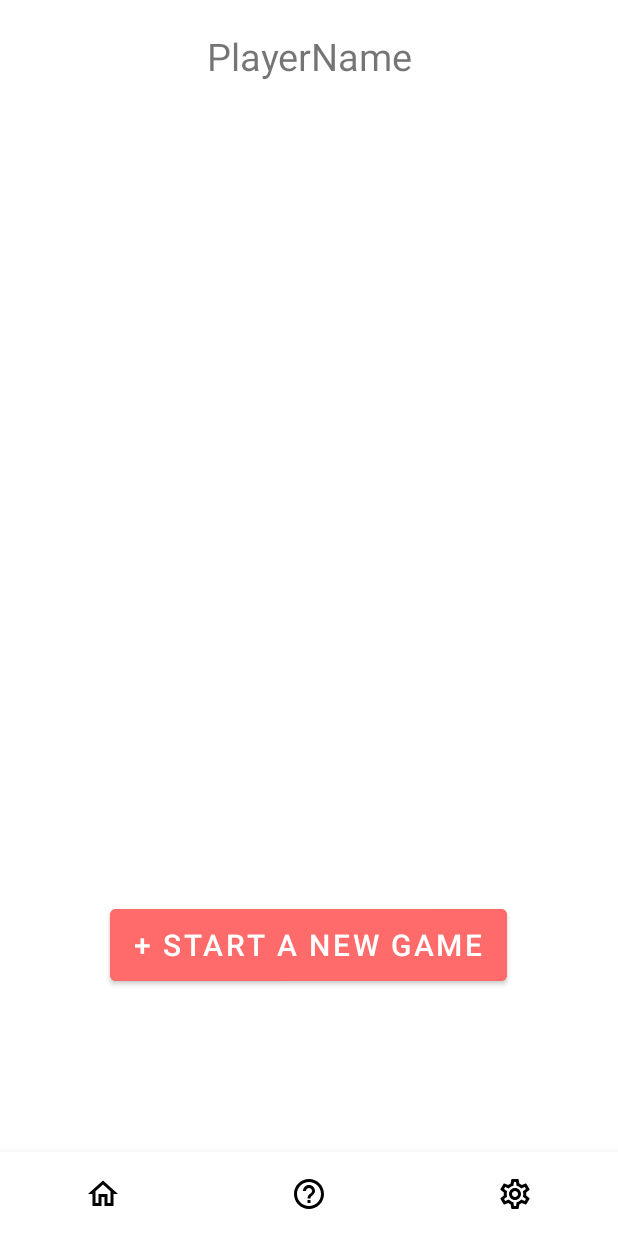
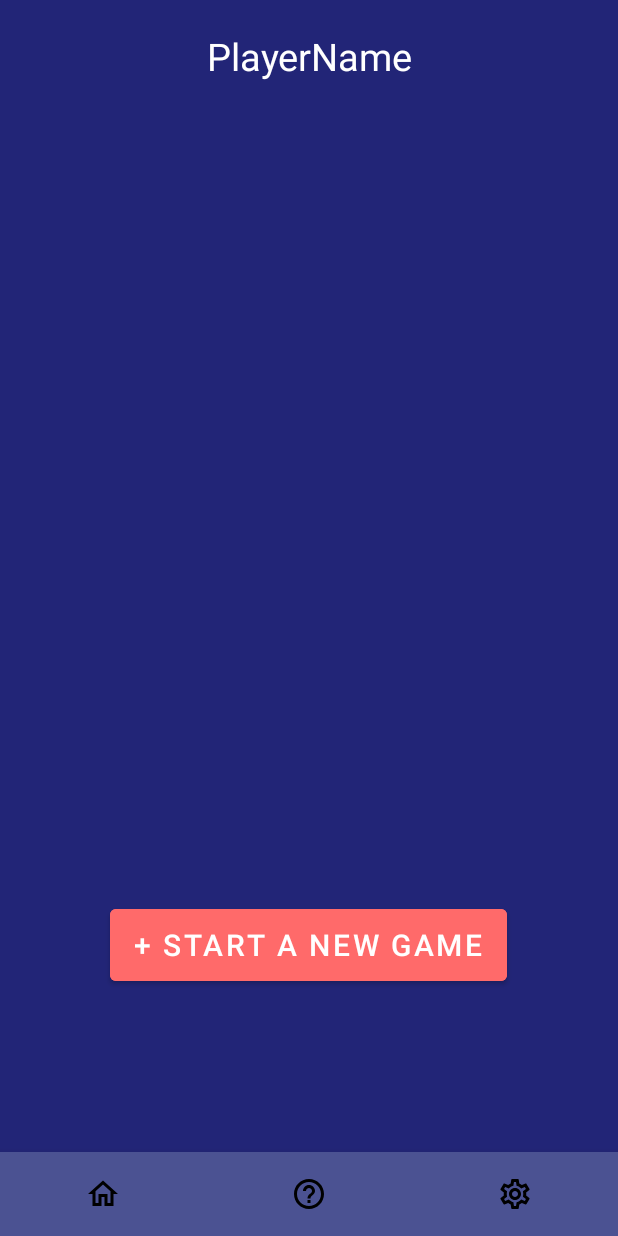
Before and after one commit to nguyendh24/DotsBoxes, an Android app: the screen it shows after launch (MainActivity), on a phone screen of 412 x 824 dp. Run offline under Robolectric (Android 15) with nearby library versions, the phone set to English and light mode, and no system bars.

Commit message:
changed background color of nav bar, splash

```diff
--- a/app/src/main/res/layout/activity_main.xml
+++ b/app/src/main/res/layout/activity_main.xml
@@ -21,9 +21,11 @@
         android:id="@+id/bottomNavigationView"
         android:layout_width="match_parent"
         android:layout_height="wrap_content"
+        android:background="@color/darkBox"
         app:layout_constraintBottom_toBottomOf="parent"
         app:layout_constraintEnd_toEndOf="parent"
         app:layout_constraintStart_toStartOf="parent"
         app:menu="@menu/bottom_nav_menu"
-        app:labelVisibilityMode="unlabeled"/>
+        app:labelVisibilityMode="unlabeled"
+        app:itemIconTint="@color/white"/> <!-- doesn't change in emulator -->
 </androidx.constraintlayout.widget.ConstraintLayout>
--- a/app/src/main/res/layout/dialog_help.xml
+++ b/app/src/main/res/layout/dialog_help.xml
@@ -7,7 +7,6 @@
         android:layout_width="40dp"
         android:layout_height="60dp"
         android:layout_alignParentEnd="true"
-        android:textColor="@color/white"
         android:background="@drawable/ic_corner" />
 
     <ImageView
--- a/app/src/main/res/layout/fragment_home.xml
+++ b/app/src/main/res/layout/fragment_home.xml
@@ -3,7 +3,8 @@
     xmlns:tools="http://schemas.android.com/tools"
     android:layout_width="match_parent"
     android:layout_height="match_parent"
-    tools:context=".Fragments.HomeFragment">
+    tools:context=".Fragments.HomeFragment"
+    android:background="@color/finalDarkBg">
 
     <TextView
         android:id="@+id/playerName"
@@ -11,6 +12,7 @@
         android:layout_height="match_parent"
         android:text="PlayerName"
         android:textSize="25dp"
+        android:textColor="@color/white"
         android:layout_marginTop="20dp"
         android:gravity="center_horizontal"/>
 
@@ -18,7 +20,7 @@
         android:layout_width="339dp"
         android:layout_height="500dp"
         android:layout_gravity="center_horizontal"
-        android:layout_marginTop="65dp"/>
+        android:layout_marginTop="65dp" />
 
     <Button
         android:id="@+id/btnStartGame"
--- a/app/src/main/res/layout/splash.xml
+++ b/app/src/main/res/layout/splash.xml
@@ -3,7 +3,8 @@
     xmlns:app="http://schemas.android.com/apk/res-auto"
     xmlns:tools="http://schemas.android.com/tools"
     android:layout_width="match_parent"
-    android:layout_height="match_parent">
+    android:layout_height="match_parent"
+    android:background="@color/finalDarkBg">
 
     <ImageView
         android:id="@+id/thirdCircle"
--- a/app/src/main/res/values/themes.xml
+++ b/app/src/main/res/values/themes.xml
@@ -12,5 +12,7 @@
         <!-- Status bar color. -->
         <item name="android:statusBarColor" tools:targetApi="l">?attr/colorPrimaryVariant</item>
         <!-- Customize your theme here. -->
+        <item name="android:textColorPrimary">@color/white</item>
+        <item name="iconTint">@color/white</item>
     </style>
 </resources>
```
